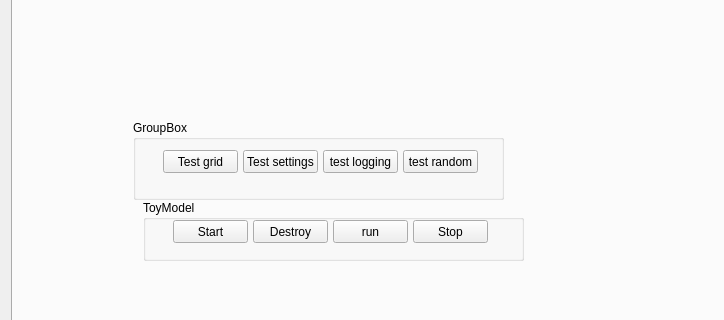
First picture: the form in SVDModel/SVDUI/mainwindow.ui, repository edfm-tum/SVD, before the edit; both pictures show x 0 to 724 and y 143 to 463 of the 964 by 719 pixel window.
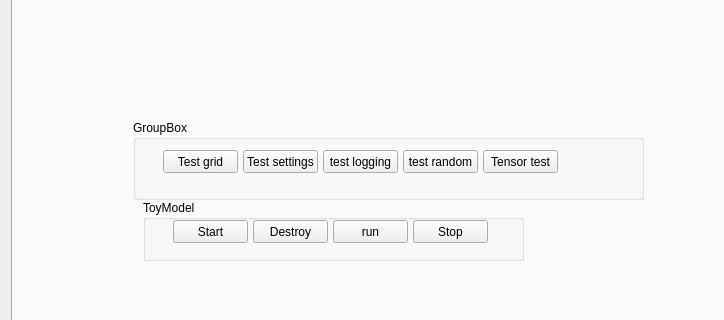
Second picture: the form after the edit. The open tabs and pages were chosen to show the change.

Commit message: changed the way batches are interpreted; now a single batch is used for both the InferenceData and the respective Tensors. The many lists that are sent back and forth are mostly gone. Had a headache with crashes; in the end it was the way how tensors are used / casted. two issues: * a 3d tensor should not be cast to a 2d tensor (weird behavior, hard to track crashes). * a (casted) tensor should have the same datatype (with the same size). mixed up "unsigned int" and "short unsigned int" at some point. Added "assert()" to make sure that no memory access outside the data block happens.

Patch:
```diff
--- a/SVDModel/SVDUI/mainwindow.ui
+++ b/SVDModel/SVDUI/mainwindow.ui
@@ -186,7 +186,7 @@
          <rect>
           <x>120</x>
           <y>190</y>
-          <width>371</width>
+          <width>511</width>
           <height>80</height>
          </rect>
         </property>
@@ -245,6 +245,19 @@
           <string>test random</string>
          </property>
         </widget>
+        <widget class="QPushButton" name="pushButton_5">
+         <property name="geometry">
+          <rect>
+           <x>350</x>
+           <y>30</y>
+           <width>75</width>
+           <height>23</height>
+          </rect>
+         </property>
+         <property name="text">
+          <string>Tensor test</string>
+         </property>
+        </widget>
        </widget>
        <widget class="QGroupBox" name="groupBox">
         <property name="geometry">
```
Left out of the diff: 2 changed lines with no effect on the pictures. The commit also changes 21 other files.
